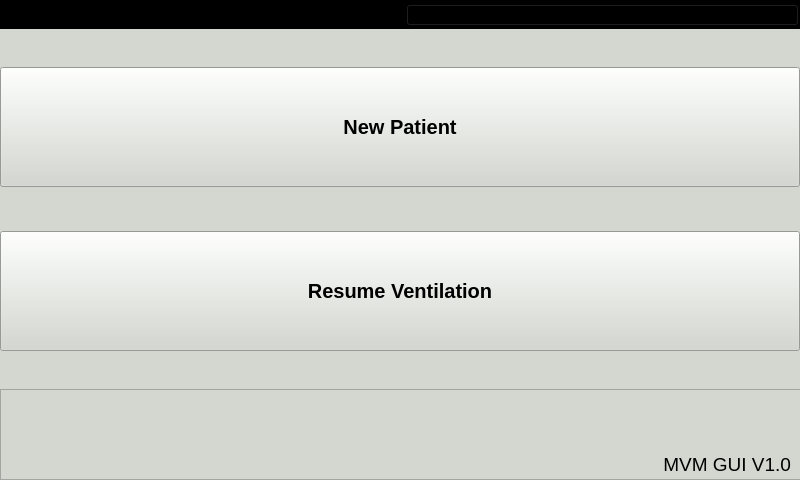
Above: gui/mainwindow.ui from MariuszSuchenek/MVM_GUI_test2 before the change. Below: the same form after it.
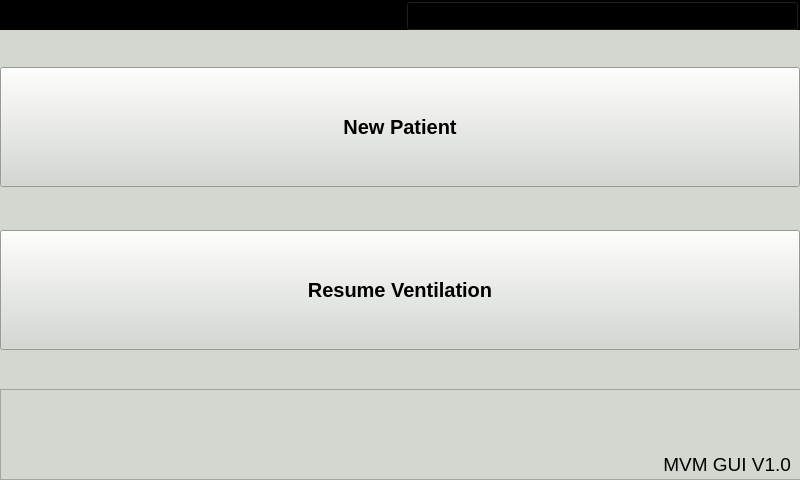
That is the form after the change. Custom widgets are drawn as their Qt base class.

Commit message: set minimum height of widgets in the alarmbar

What changed in the file:
```diff
--- a/gui/mainwindow.ui
+++ b/gui/mainwindow.ui
@@ -474,6 +474,12 @@
         <verstretch>0</verstretch>
        </sizepolicy>
       </property>
+      <property name="minimumSize">
+       <size>
+        <width>0</width>
+        <height>30</height>
+       </size>
+      </property>
       <property name="styleSheet">
        <string notr="true">background: black;
 </string>
@@ -509,6 +515,12 @@
        </item>
        <item>
         <widget class="QLabel" name="alarmlabel">
+         <property name="minimumSize">
+          <size>
+           <width>0</width>
+           <height>30</height>
+          </size>
+         </property>
          <property name="layoutDirection">
           <enum>Qt::LeftToRight</enum>
          </property>
@@ -531,6 +543,12 @@
        </item>
        <item>
         <widget class="QPushButton" name="alarmsnooze">
+         <property name="minimumSize">
+          <size>
+           <width>0</width>
+           <height>30</height>
+          </size>
+         </property>
          <property name="text">
           <string>PushButton</string>
          </property>
```
The commit also changes 1 other file.
